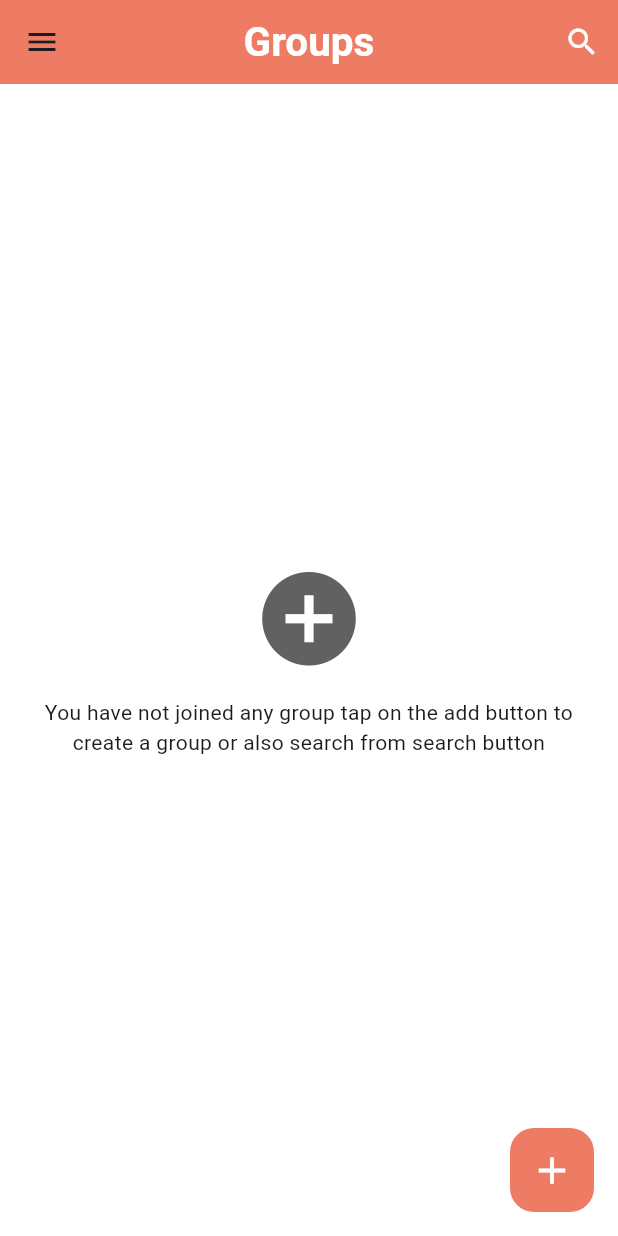
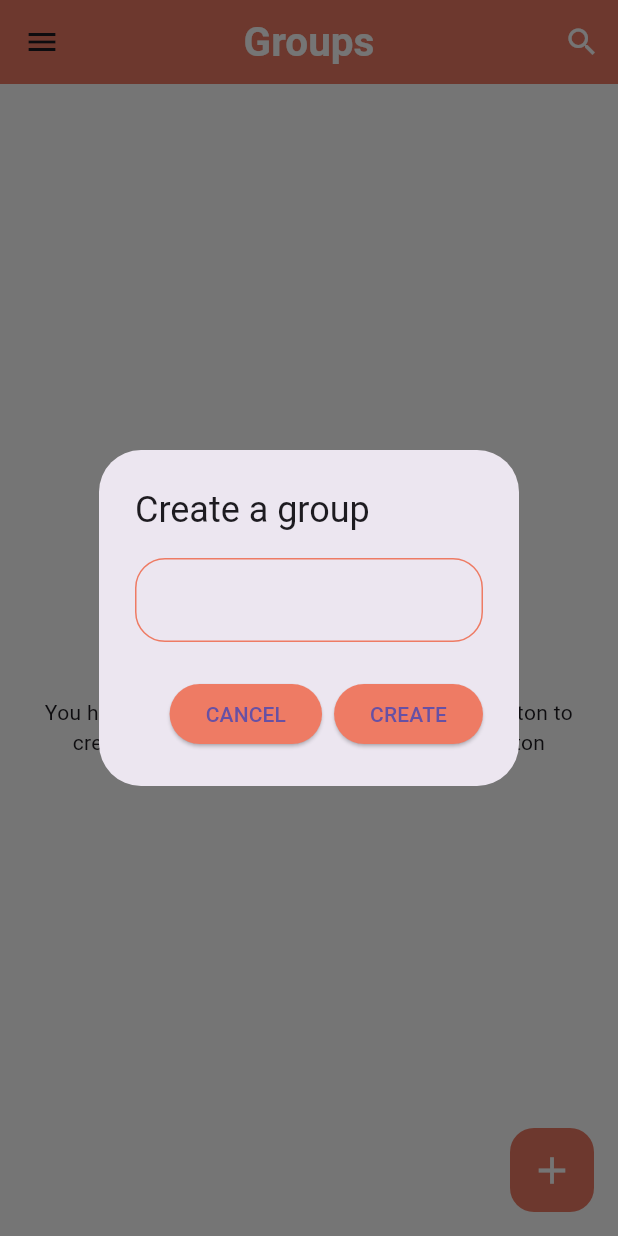
Before and after one commit to bilal-ahmet/chat_app, a Flutter app: the HomePage screen opened directly, after a tap on the "add circle" icon, on a phone screen of 412 x 824 dp. Run offline on Flutter 3.47's test engine with Material 3 defaults, Android fonts, the phone set to English and light mode, and no system bars; our stand-ins replace cloud_firestore, firebase_auth, firebase_core, shared_preferences; accounts and stored records are empty.

Commit message:
group_create_pop_up_menu

```diff
--- a/lib/pages/home_page.dart
+++ b/lib/pages/home_page.dart
@@ -21,6 +21,8 @@ class _HomePageState extends State<HomePage> {
   String userName = "";
   String email = "";
   Stream? group;
+  bool isLoading = false;
+  String groupName = "";
 
   @override
   void initState() {
@@ -175,7 +177,6 @@ class _HomePageState extends State<HomePage> {
           ],
         ),
       ),
-
       body: groupList(),
       floatingActionButton: FloatingActionButton(
         onPressed: () {
@@ -218,7 +219,64 @@ class _HomePageState extends State<HomePage> {
     );
   }
 
-  popUpDialog(BuildContext context) {}
+  popUpDialog(BuildContext context) {
+    showDialog(
+      barrierDismissible: false,
+      context: context,
+      builder: (context) {
+        return AlertDialog(
+          title: const Text(
+            "Create a group",
+            textAlign: TextAlign.left,
+          ),
+          content: Column(
+            mainAxisSize: MainAxisSize.min,
+            children: [
+              isLoading == true
+                  ? Center(
+                      child: CircularProgressIndicator(
+                        color: Theme.of(context).primaryColor,
+                      ),
+                    )
+                  : TextField(
+                      onChanged: (value) {
+                        setState(() {
+                          groupName = value;
+                        });
+                      },
+                      style: const TextStyle(color: Colors.black),
+                      decoration: InputDecoration(
+                          enabledBorder: OutlineInputBorder(
+                              borderSide: BorderSide(
+                                  color: Theme.of(context).primaryColor),
+                              borderRadius: BorderRadius.circular(20)),
+                          errorBorder: OutlineInputBorder(
+                              borderSide: const BorderSide(color: Colors.red),
+                              borderRadius: BorderRadius.circular(20)),
+                          focusedBorder: OutlineInputBorder(
+                              borderSide: BorderSide(
+                                  color: Theme.of(context).primaryColor),
+                              borderRadius: BorderRadius.circular(20))),
+                    )
+            ],
+          ),
+          actions: [
+            ElevatedButton(onPressed: () {
+              Navigator.pop(context);
+            },
+            style: ElevatedButton.styleFrom(backgroundColor: Theme.of(context).primaryColor),
+            child: Text("CANCEL")),
+
+            ElevatedButton(onPressed: () async{
+
+            },
+            style: ElevatedButton.styleFrom(backgroundColor: Theme.of(context).primaryColor),
+            child: Text("CREATE"))
+          ],
+        );
+      },
+    );
+  }
 
   noGroupWidget() {
     return Container(
```
